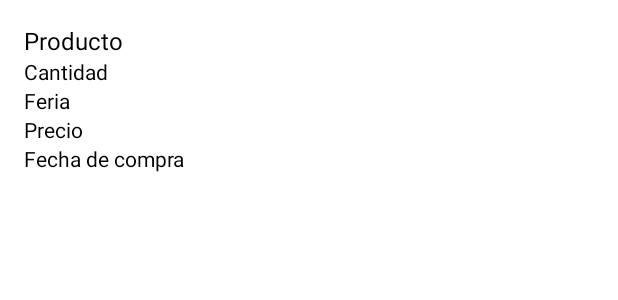
After one commit to IngSolutionPA/IMA_TIENDA, an Android app built with Jetpack Compose: the layout item_compra.xml on its own in the app's theme, with its tools: preview values and no code run, on a phone screen of 412 x 824 dp. The commit adds this screen. Shown: the top 300 px of the screen. Run offline under Robolectric (Android 15) with nearby library versions, the phone set to English and light mode, and no system bars.

Commit message:
Se implemento Historial de Compras

```diff
--- a/app/src/main/AndroidManifest.xml
+++ b/app/src/main/AndroidManifest.xml
@@ -17,6 +17,9 @@
         android:supportsRtl="true"
         android:theme="@style/AppTheme">
         <activity
+            android:name=".ComprasActivity"
+            android:exported="false" />
+        <activity
             android:name=".LoginActivity"
             android:exported="false" />
         <activity
@@ -25,7 +28,6 @@
         <activity android:name=".InventarioActivity" />
         <activity android:name=".GestionarFeriasActivity" />
         <activity android:name=".GestionarProductosActivity" />
-
         <activity
             android:name=".SplashActivity"
             android:exported="true"
--- a/app/src/main/java/com/example/ima_tienda/ApiService.kt
+++ b/app/src/main/java/com/example/ima_tienda/ApiService.kt
@@ -64,7 +64,11 @@ interface ApiService {
     @GET("usuarios/{cedula}")
     fun verificarUsuario(@Path("cedula") cedula: String): Call<List<Usuario>>
 
+
     @POST("usuarios/app/") // Asegúrate de que la URL sea correcta
     fun loginUsuario(@Body loginRequest: LoginRequest): Call<LoginResponse>
 
+    @GET("compras/{cedula}")
+    fun obtenerComprasPorCedula(@Path("cedula") cedula: String): Call<List<Compra>>
+
 }
--- /dev/null
+++ b/app/src/main/res/layout/item_compra.xml
@@ -0,0 +1,41 @@
+<LinearLayout xmlns:android="http://schemas.android.com/apk/res/android"
+    android:layout_width="match_parent"
+    android:layout_height="wrap_content"
+    android:orientation="vertical"
+    android:padding="16dp"
+    android:background="?android:attr/selectableItemBackground">
+
+    <TextView
+        android:id="@+id/text_producto"
+        android:layout_width="wrap_content"
+        android:layout_height="wrap_content"
+        android:text="Producto"
+        android:textSize="16sp"/>
+
+    <TextView
+        android:id="@+id/text_cantidad"
+        android:layout_width="wrap_content"
+        android:layout_height="wrap_content"
+        android:text="Cantidad"
+        android:textSize="14sp"/>
+    <TextView
+        android:id="@+id/text_feria"
+        android:layout_width="wrap_content"
+        android:layout_height="wrap_content"
+        android:text="Feria"
+        android:textSize="14sp"/>
+
+    <TextView
+        android:id="@+id/text_precio"
+        android:layout_width="wrap_content"
+        android:layout_height="wrap_content"
+        android:text="Precio"
+        android:textSize="14sp"/>
+
+    <TextView
+        android:id="@+id/text_fecha_compra"
+        android:layout_width="wrap_content"
+        android:layout_height="wrap_content"
+        android:text="Fecha de compra"
+        android:textSize="14sp"/>
+</LinearLayout>
```
Also changed, not shown: app/src/main/java/com/example/ima_tienda/Compra.kt (added, +9 -0 lines), app/src/main/java/com/example/ima_tienda/ComprasActivity.kt (added, +77 -0 lines), app/src/main/java/com/example/ima_tienda/ComprasAdapter.kt (added, +39 -0 lines), app/src/main/java/com/example/ima_tienda/VerificarPersonaActivity.kt (+8 -1 lines), app/src/main/res/layout/activity_compras.xml (added, +27 -0 lines).
